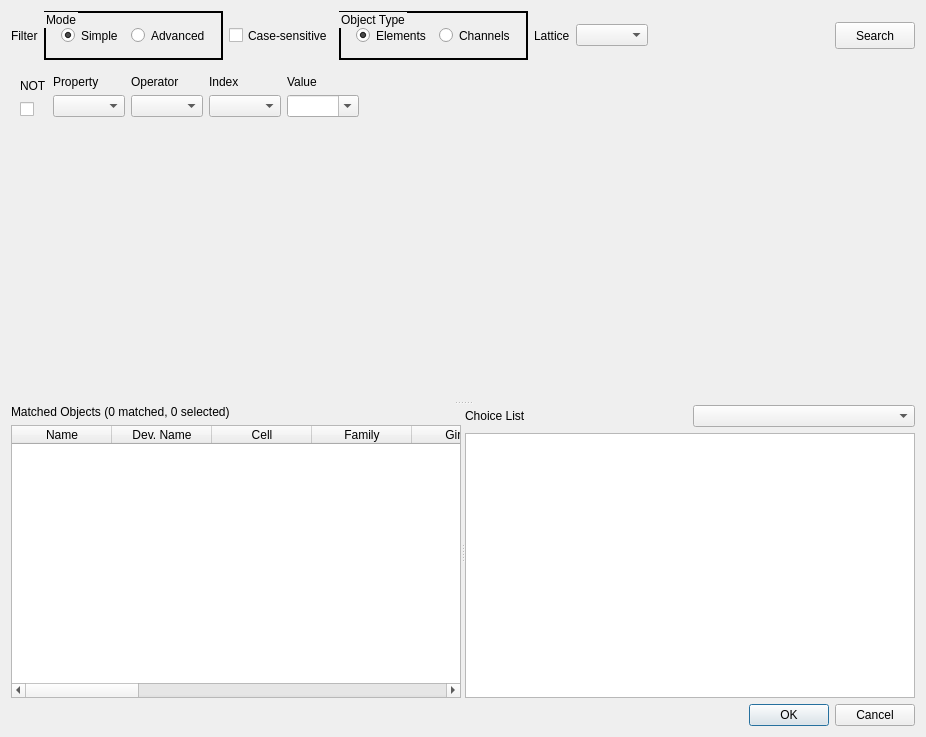
Above: gui/Qt4Designer_files/ui_channel_explorer.ui from NSLS-II/aphla before the change. Below: the same form after it.
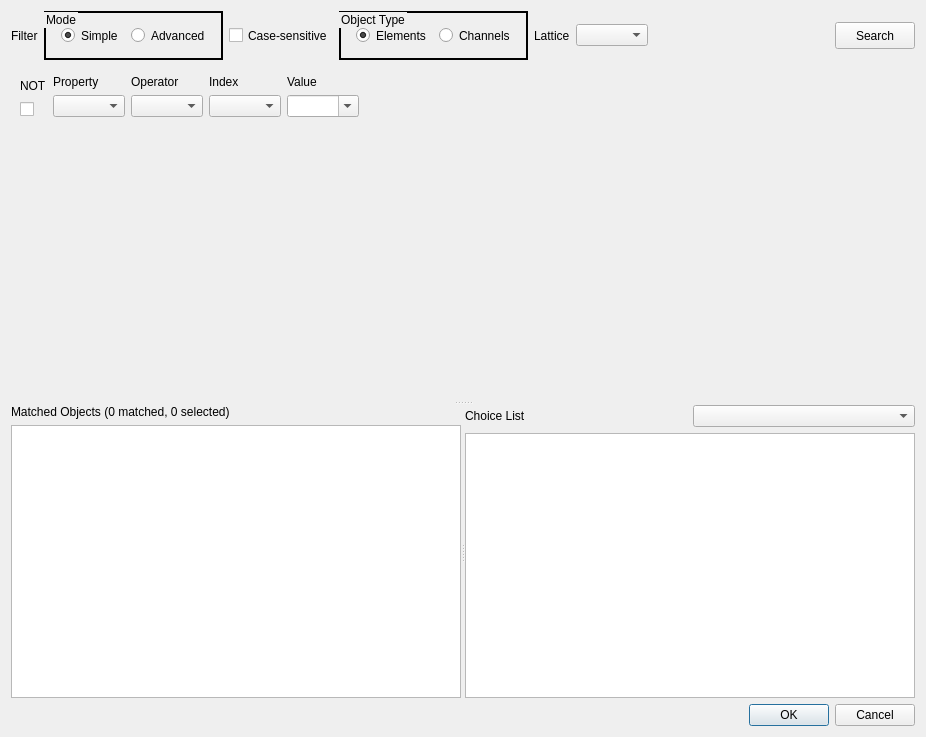
That is the form after the change.

Commit message: changed QTableWidget into QTableView for matched table in channelXplorer for speedup

```diff
--- a/gui/Qt4Designer_files/ui_channel_explorer.ui
+++ b/gui/Qt4Designer_files/ui_channel_explorer.ui
@@ -25,7 +25,7 @@
      <property name="orientation">
       <enum>Qt::Vertical</enum>
      </property>
-     <widget class="QWidget" name="">
+     <widget class="QWidget" name="layoutWidget">
       <layout class="QVBoxLayout" name="verticalLayout_9">
        <item>
         <layout class="QHBoxLayout" name="horizontalLayout_5">
@@ -549,88 +549,13 @@
          </widget>
         </item>
         <item>
-         <widget class="QTableWidget" name="tableWidget_matched">
+         <widget class="QTableView" name="tableView_matched">
           <property name="sizePolicy">
            <sizepolicy hsizetype="Expanding" vsizetype="Expanding">
             <horstretch>0</horstretch>
             <verstretch>0</verstretch>
            </sizepolicy>
           </property>
-          <column>
-           <property name="text">
-            <string>Name</string>
-           </property>
-          </column>
-          <column>
-           <property name="text">
-            <string>Dev. Name</string>
-           </property>
-          </column>
-          <column>
-           <property name="text">
-            <string>Cell</string>
-           </property>
-          </column>
-          <column>
-           <property name="text">
-            <string>Family</string>
-           </property>
-          </column>
-          <column>
-           <property name="text">
-            <string>Girder</string>
-           </property>
-          </column>
-          <column>
-           <property name="text">
-            <string>Group</string>
-           </property>
-          </column>
-          <column>
-           <property name="text">
-            <string>Lat. Index</string>
-           </property>
-          </column>
-          <column>
-           <property name="text">
-            <string>Eff. Len.</string>
-           </property>
-          </column>
-          <column>
-           <property name="text">
-            <string>Phys. Len.</string>
-           </property>
-          </column>
-          <column>
-           <property name="text">
-            <string>PV</string>
-           </property>
-          </column>
-          <column>
-           <property name="text">
-            <string>sb</string>
-           </property>
-          </column>
-          <column>
-           <property name="text">
-            <string>se</string>
-           </property>
-          </column>
-          <column>
-           <property name="text">
-            <string>Symmetry</string>
-           </property>
-          </column>
-          <column>
-           <property name="text">
-            <string>Virtual</string>
-           </property>
-          </column>
-          <column>
-           <property name="text">
-            <string>Sequence</string>
-           </property>
-          </column>
          </widget>
         </item>
        </layout>
```
Left out of the diff: 25 changed lines with no effect on the pictures. The commit also changes 2 other files.
